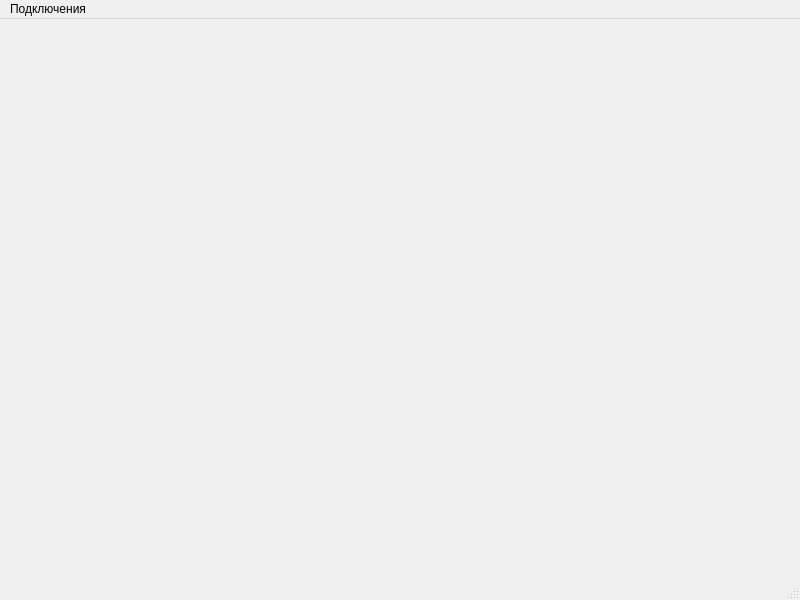
The window that mainwindow.ui (fptitsyn/labs) describes before a commit, drawn with Qt 5.
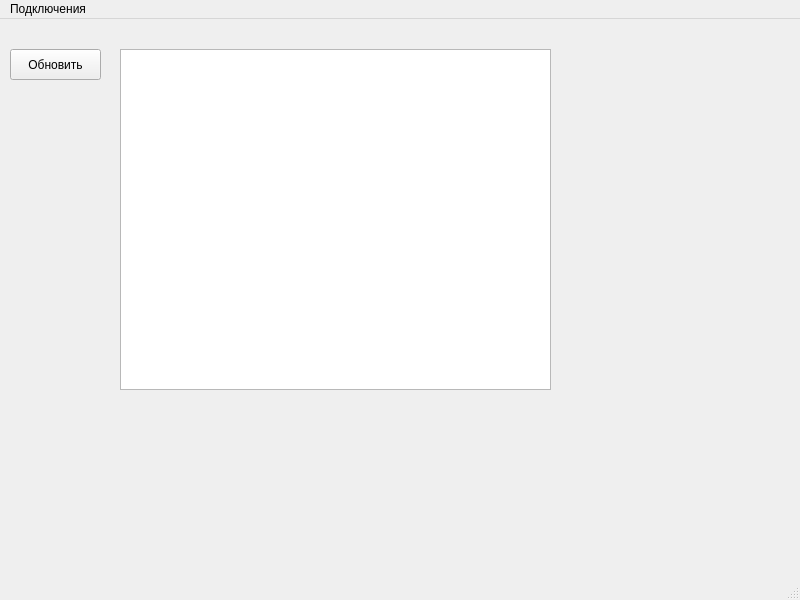
The same window after the commit.

The edit to the form file:
```diff
--- a/mainwindow.ui
+++ b/mainwindow.ui
@@ -13,7 +13,31 @@
   <property name="windowTitle">
    <string>MainWindow</string>
   </property>
-  <widget class="QWidget" name="centralwidget"/>
+  <widget class="QWidget" name="centralwidget">
+   <widget class="QTableView" name="tableView">
+    <property name="geometry">
+     <rect>
+      <x>120</x>
+      <y>30</y>
+      <width>431</width>
+      <height>341</height>
+     </rect>
+    </property>
+   </widget>
+   <widget class="QPushButton" name="pushButton">
+    <property name="geometry">
+     <rect>
+      <x>10</x>
+      <y>30</y>
+      <width>91</width>
+      <height>31</height>
+     </rect>
+    </property>
+    <property name="text">
+     <string>Обновить</string>
+    </property>
+   </widget>
+  </widget>
   <widget class="QMenuBar" name="menubar">
    <property name="geometry">
     <rect>
```
